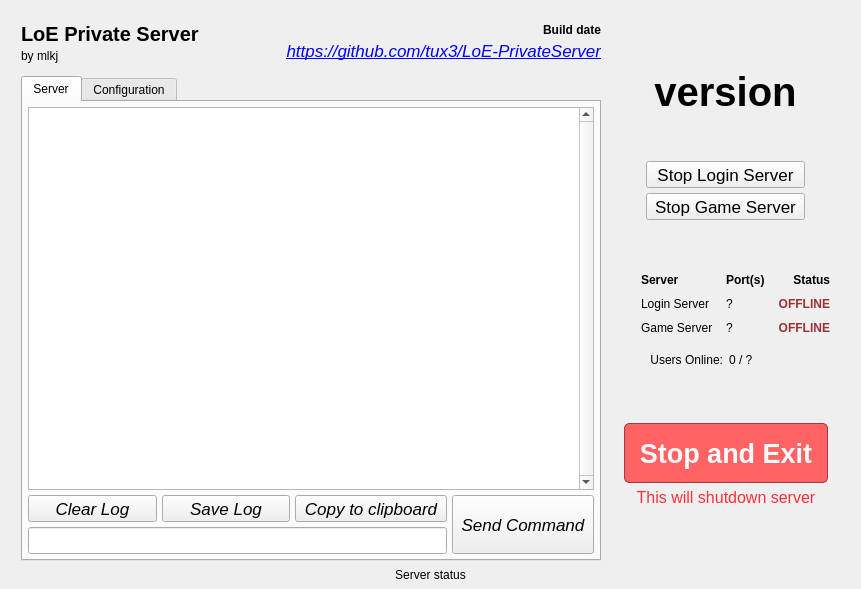
Qt form src/app.ui (ravecrocker/LoE-PrivateServer) before a commit.
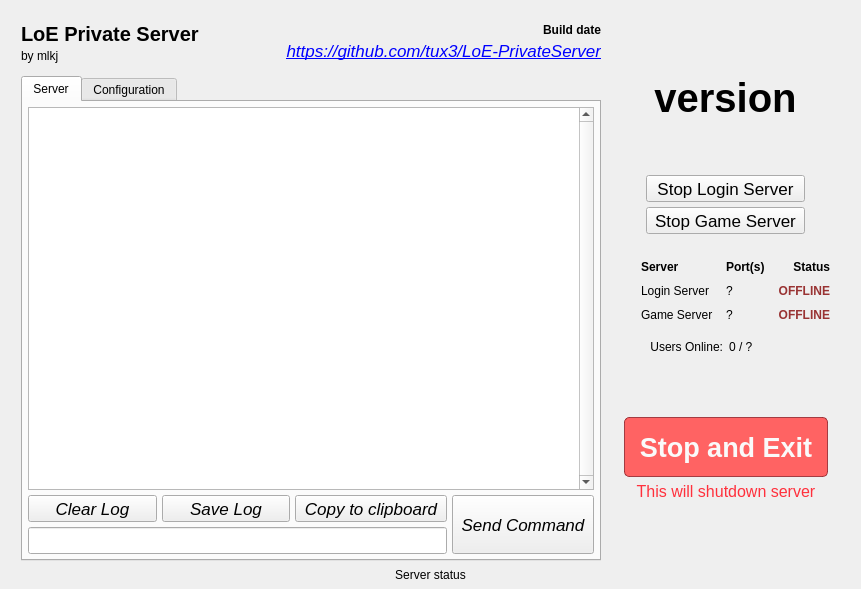
The same form after that commit. Icons and pictures are not drawn.

Commit message: Added OSX Menubar, prevents quit crash. Fixed small GUI issue

What changed in the file:
```diff
--- a/src/app.ui
+++ b/src/app.ui
@@ -1325,6 +1325,9 @@
             <property name="orientation">
              <enum>Qt::Vertical</enum>
             </property>
+            <property name="sizeType">
+             <enum>QSizePolicy::Fixed</enum>
+            </property>
             <property name="sizeHint" stdset="0">
              <size>
               <width>20</width>
```
The commit also changes 2 other files.
